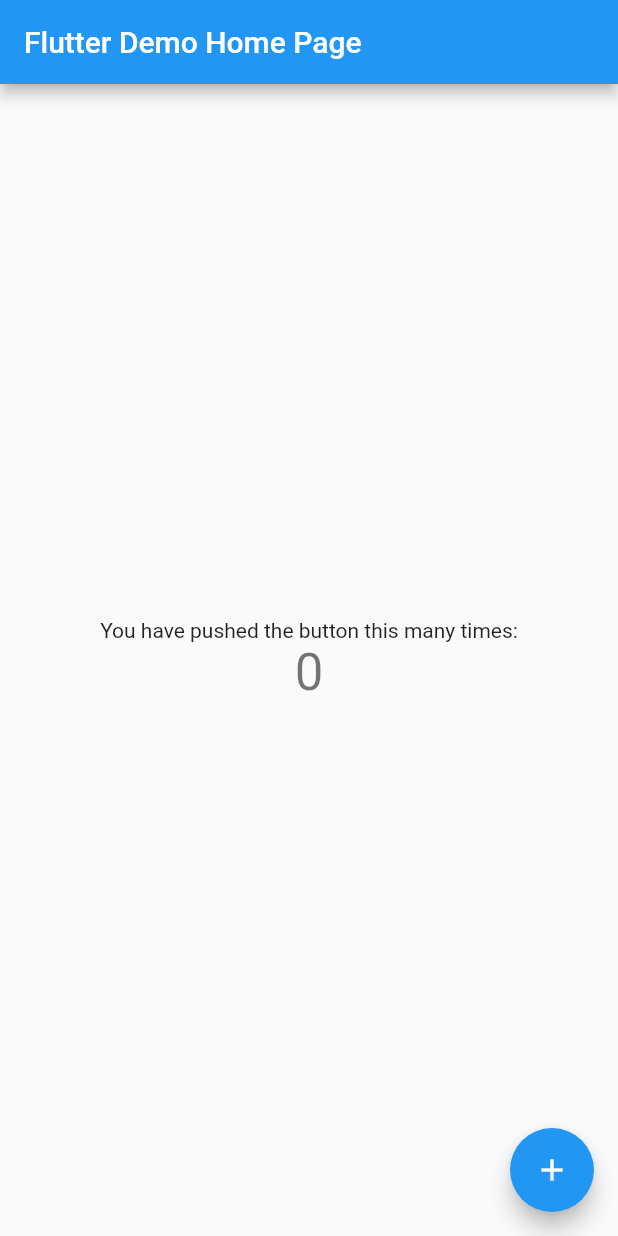
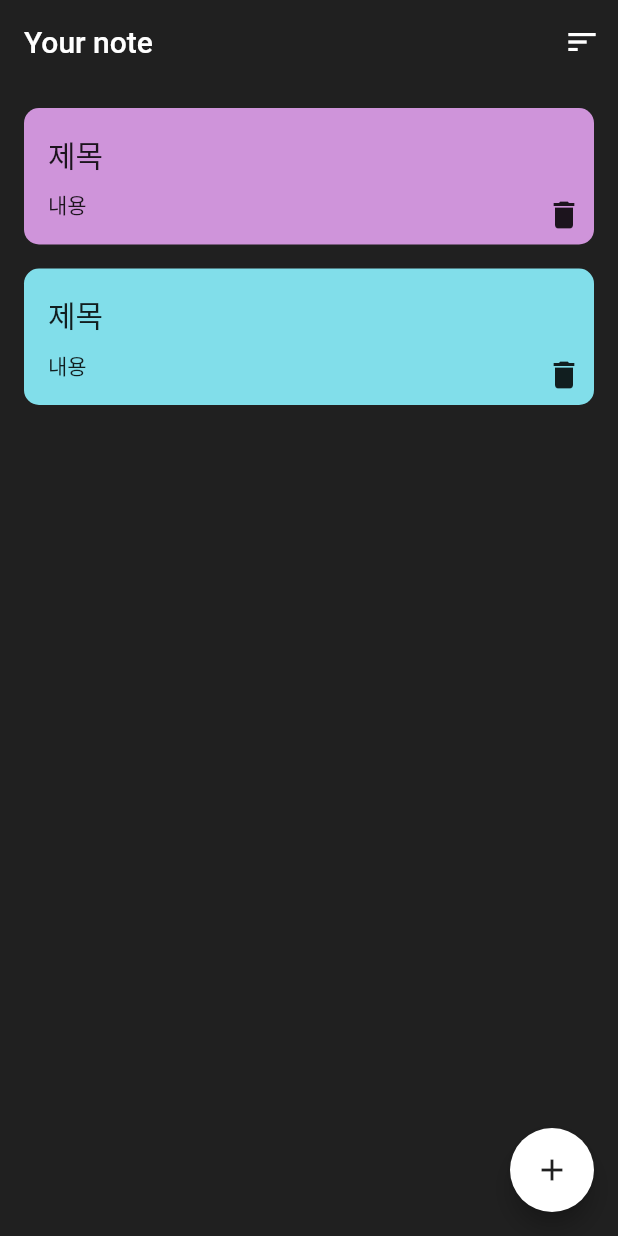
Before and after one commit to qwq140/flutter_note_app, a Flutter app: the screen it shows after launch, on a phone screen of 412 x 824 dp. Run offline on Flutter 3.47's test engine with Material 2 defaults, Android fonts, the phone set to English and light mode, and no system bars; our stand-ins replace freezed_annotation, sqflite; accounts and stored records are empty; generated files the repository leaves out were written again.

Commit message:
notes ui done

```diff
--- a/lib/main.dart
+++ b/lib/main.dart
@@ -1,4 +1,6 @@
 import 'package:flutter/material.dart';
+import 'package:note_app/presentation/notes/notes_screen.dart';
+import 'package:note_app/ui/colors.dart';
 
 void main() {
   runApp(const MyApp());
@@ -11,105 +13,21 @@ class MyApp extends StatelessWidget {
   @override
   Widget build(BuildContext context) {
     return MaterialApp(
-      title: 'Flutter Demo',
-      theme: ThemeData(
-        // This is the theme of your application.
-        //
-        // Try running your application with "flutter run". You'll see the
-        // application has a blue toolbar. Then, without quitting the app, try
-        // changing the primarySwatch below to Colors.green and then invoke
-        // "hot reload" (press "r" in the console where you ran "flutter run",
-        // or simply save your changes to "hot reload" in a Flutter IDE).
-        // Notice that the counter didn't reset back to zero; the application
-        // is not restarted.
-        primarySwatch: Colors.blue,
-      ),
-      home: const MyHomePage(title: 'Flutter Demo Home Page'),
-    );
+        title: 'Flutter Demo',
+        theme: ThemeData(
+          primaryColor: Colors.white,
+          backgroundColor: darkGray,
+          canvasColor: darkGray,
+          floatingActionButtonTheme:
+              Theme.of(context).floatingActionButtonTheme.copyWith(
+                    backgroundColor: Colors.white,
+                    foregroundColor: darkGray,
+                  ),
+          appBarTheme: Theme.of(context).appBarTheme.copyWith(
+            backgroundColor: darkGray,
+            elevation: 0,
+          ),
+        ),
+        home: const NotesScreen());
   }
 }
-
-class MyHomePage extends StatefulWidget {
-  const MyHomePage({super.key, required this.title});
-
-  // This widget is the home page of your application. It is stateful, meaning
-  // that it has a State object (defined below) that contains fields that affect
-  // how it looks.
-
-  // This class is the configuration for the state. It holds the values (in this
-  // case the title) provided by the parent (in this case the App widget) and
-  // used by the build method of the State. Fields in a Widget subclass are
-  // always marked "final".
-
-  final String title;
-
-  @override
-  State<MyHomePage> createState() => _MyHomePageState();
-}
-
-class _MyHomePageState extends State<MyHomePage> {
-  int _counter = 0;
-
-  void _incrementCounter() {
-    setState(() {
-      // This call to setState tells the Flutter framework that something has
-      // changed in this State, which causes it to rerun the build method below
-      // so that the display can reflect the updated values. If we changed
-      // _counter without calling setState(), then the build method would not be
-      // called again, and so nothing would appear to happen.
-      _counter++;
-    });
-  }
-
-  @override
-  Widget build(BuildContext context) {
-    // This method is rerun every time setState is called, for instance as done
-    // by the _incrementCounter method above.
-    //
-    // The Flutter framework has been optimized to make rerunning build methods
-    // fast, so that you can just rebuild anything that needs updating rather
-    // than having to individually change instances of widgets.
-    return Scaffold(
-      appBar: AppBar(
-        // Here we take the value from the MyHomePage object that was created by
-        // the App.build method, and use it to set our appbar title.
-        title: Text(widget.title),
-      ),
-      body: Center(
-        // Center is a layout widget. It takes a single child and positions it
-        // in the middle of the parent.
-        child: Column(
-          // Column is also a layout widget. It takes a list of children and
-          // arranges them vertically. By default, it sizes itself to fit its
-          // children horizontally, and tries to be as tall as its parent.
-          //
-          // Invoke "debug painting" (press "p" in the console, choose the
-          // "Toggle Debug Paint" action from the Flutter Inspector in Android
-          // Studio, or the "Toggle Debug Paint" command in Visual Studio Code)
-          // to see the wireframe for each widget.
-          //
-          // Column has various properties to control how it sizes itself and
-          // how it positions its children. Here we use mainAxisAlignment to
-          // center the children vertically; the main axis here is the vertical
-          // axis because Columns are vertical (the cross axis would be
-          // horizontal).
-          mainAxisAlignment: MainAxisAlignment.center,
-          children: <Widget>[
-            const Text(
-              'You have pushed the button this many times:',
-            ),
-            Text(
-              '$_counter',
-              style: Theme.of(context).textTheme.headline4,
-            ),
-          ],
-        ),
-      ),
-      floatingActionButton: FloatingActionButton(
-        onPressed: _incrementCounter,
-        tooltip: 'Increment',
-        child: const Icon(Icons.add),
-      ), // This trailing comma makes auto-formatting nicer for build methods.
-    );
-  }
-}
--- /dev/null
+++ b/lib/presentation/notes/components/note_item.dart
@@ -0,0 +1,61 @@
+import 'package:flutter/material.dart';
+import 'package:note_app/domain/model/note.dart';
+import 'package:note_app/ui/colors.dart';
+
+class NoteItem extends StatelessWidget {
+  final Note note;
+  final Function? onDeleteTap;
+
+  const NoteItem({
+    Key? key,
+    required this.note,
+    this.onDeleteTap,
+  }) : super(key: key);
+
+  @override
+  Widget build(BuildContext context) {
+    return Padding(
+      padding: const EdgeInsets.all(8),
+      child: Stack(
+        children: [
+          Container(
+            width: double.infinity,
+            padding: const EdgeInsets.all(16),
+            decoration: BoxDecoration(
+              borderRadius: BorderRadius.circular(10),
+              color: Color(note.color),
+            ),
+            child: Column(
+              crossAxisAlignment: CrossAxisAlignment.start,
+              children: [
+                Text(
+                  note.title,
+                  style: Theme.of(context).textTheme.headline6,
+                  maxLines: 1,
+                  overflow: TextOverflow.ellipsis,
+                ),
+                const SizedBox(height: 8),
+                Text(
+                  note.content,
+                  style: Theme.of(context).textTheme.bodyText2,
+                  maxLines: 3,
+                  overflow: TextOverflow.ellipsis,
+                ),
+              ],
+            ),
+          ),
+          Positioned(
+            bottom: 8,
+            right: 8,
+            child: GestureDetector(
+              onTap: () {
+                onDeleteTap?.call();
+              },
+              child: const Icon(Icons.delete),
+            ),
+          ),
+        ],
+      ),
+    );
+  }
+}
--- /dev/null
+++ b/lib/presentation/notes/notes_screen.dart
@@ -0,0 +1,50 @@
+import 'package:flutter/material.dart';
+import 'package:note_app/domain/model/note.dart';
+import 'package:note_app/presentation/notes/components/note_item.dart';
+import 'package:note_app/ui/colors.dart';
+
+class NotesScreen extends StatelessWidget {
+  const NotesScreen({Key? key}) : super(key: key);
+
+  @override
+  Widget build(BuildContext context) {
+    return Scaffold(
+      appBar: AppBar(
+        title: const Text('Your note'),
+        actions: [
+          IconButton(
+            onPressed: () {},
+            icon: const Icon(Icons.sort),
+          )
+        ],
+      ),
+      floatingActionButton: FloatingActionButton(
+        onPressed: () {},
+        child: const Icon(Icons.add),
+      ),
+      body: Padding(
+        padding: const EdgeInsets.all(8),
+        child: ListView(
+          children: [
+            NoteItem(
+              note: Note(
+                title: '제목',
+                content: '내용',
+                color: wisteria.value,
+                timestamp: 0,
+              ),
+            ),
+            NoteItem(
+              note: Note(
+                title: '제목',
+                content: '내용',
+                color: skyBlue.value,
+                timestamp: 0,
+              ),
+            ),
+          ],
+        ),
+      ),
+    );
+  }
+}
--- /dev/null
+++ b/lib/ui/colors.dart
@@ -0,0 +1,10 @@
+import 'dart:ui';
+
+const roseBud = Color(0xFFFFAB91);
+const primRosw = Color(0xFFE7ED9B);
+const wisteria = Color(0xFFCF94DA);
+const skyBlue = Color(0xFF81DEEA);
+const illusion = Color(0xFFF48FB1);
+
+const darkGray = Color(0xFF202020);
+const lightBlue = Color(0xFFD7E8DE);
```
